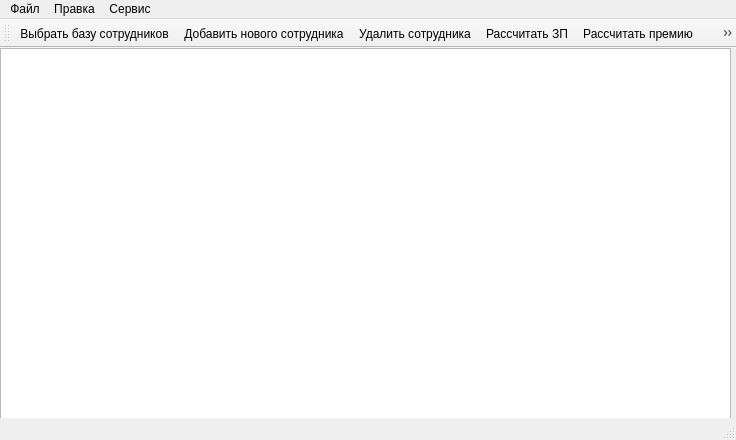
The window that OPD/winemployees.ui (ikherty/OPD) describes before a commit, drawn with Qt 5.
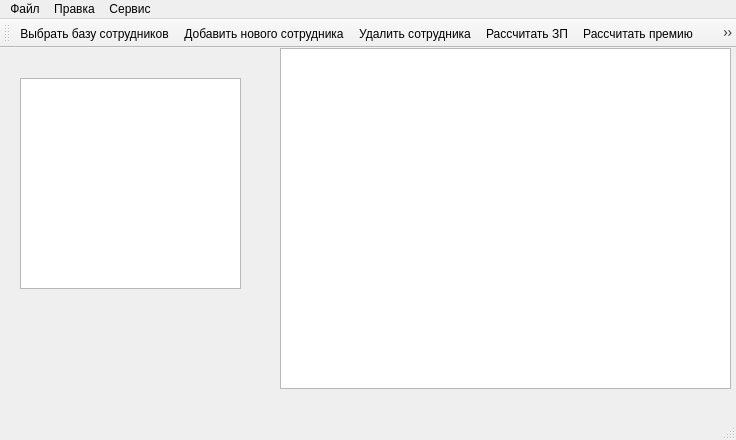
The same window after the commit. Icons and pictures are not drawn.

```diff
--- a/OPD/winemployees.ui
+++ b/OPD/winemployees.ui
@@ -14,13 +14,23 @@
    <string>MainWindow</string>
   </property>
   <widget class="QWidget" name="centralwidget">
-   <widget class="QTextEdit" name="textEdit">
+   <widget class="QTableView" name="tableView">
     <property name="geometry">
      <rect>
-      <x>0</x>
+      <x>280</x>
       <y>0</y>
-      <width>731</width>
-      <height>371</height>
+      <width>451</width>
+      <height>341</height>
+     </rect>
+    </property>
+   </widget>
+   <widget class="QTextEdit" name="textEdit">
+    <property name="geometry">
+     <rect>
+      <x>20</x>
+      <y>30</y>
+      <width>221</width>
+      <height>211</height>
      </rect>
     </property>
    </widget>
```
Left out of the diff: 61 changed lines with no effect on the pictures.
